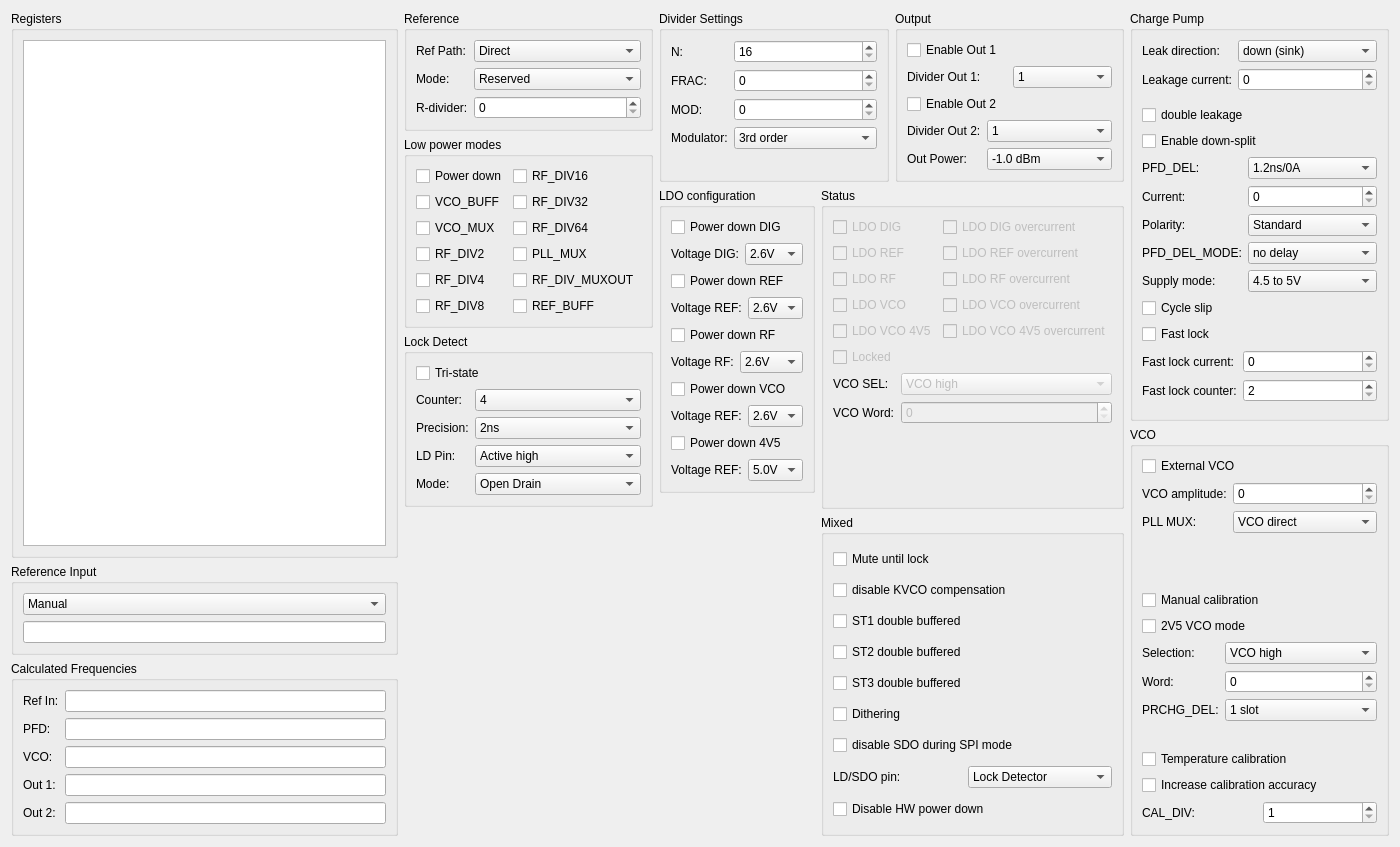
Before: the Qt Designer form Software/PC_Application/Device/RegisterAccess/stw81200widget.ui in jankae/LibreVNA, drawn with Qt 5.
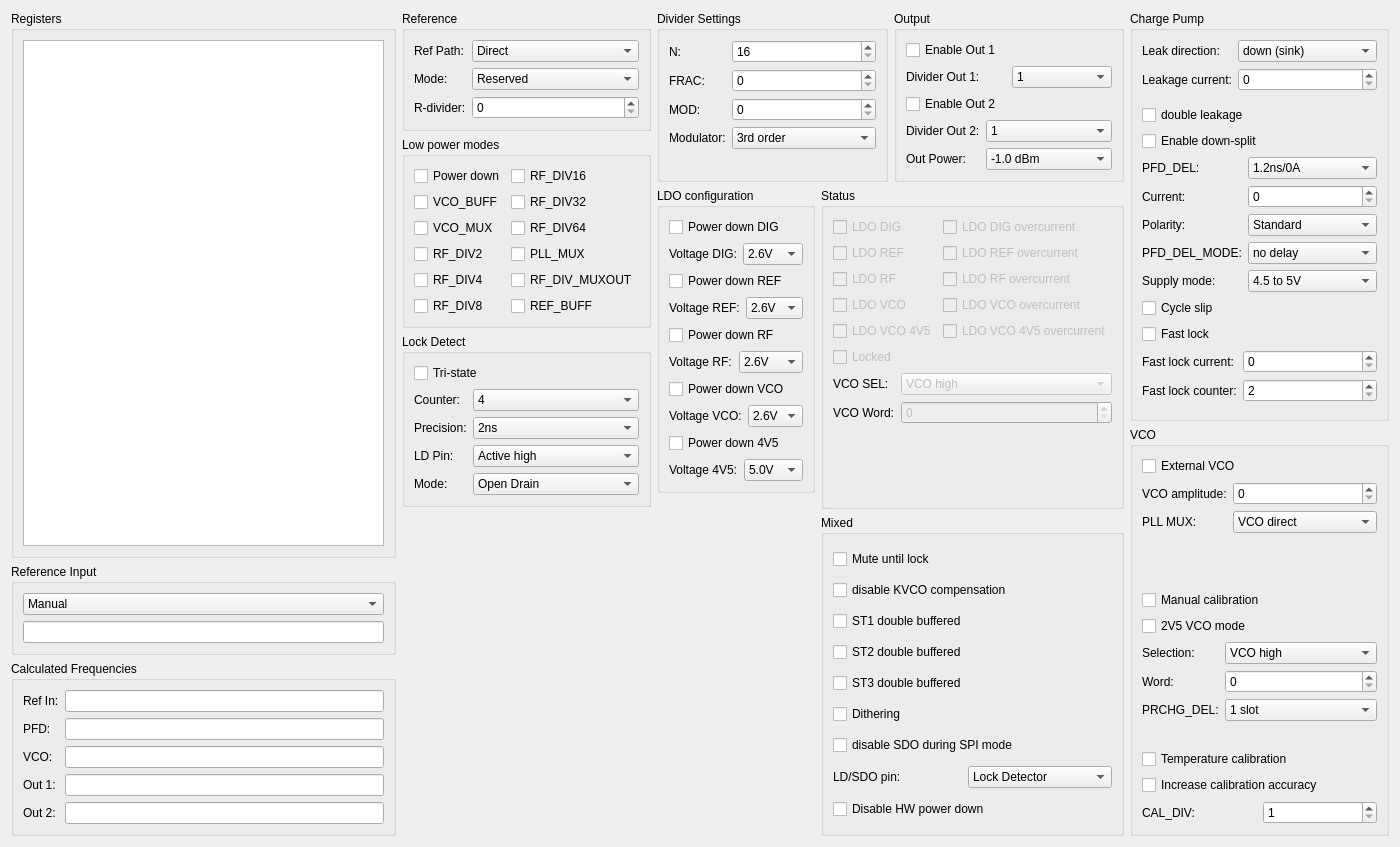
After: the same form once the commit is applied. Custom widgets are drawn as their Qt base class.

Commit message: Naming/width correction

```diff
--- a/Software/PC_Application/Device/RegisterAccess/stw81200widget.ui
+++ b/Software/PC_Application/Device/RegisterAccess/stw81200widget.ui
@@ -943,7 +943,7 @@
               <item>
                <widget class="QLabel" name="label_39">
                 <property name="text">
-                 <string>Voltage REF:</string>
+                 <string>Voltage VCO:</string>
                 </property>
                </widget>
               </item>
@@ -985,7 +985,7 @@
               <item>
                <widget class="QLabel" name="label_40">
                 <property name="text">
-                 <string>Voltage REF:</string>
+                 <string>Voltage 4V5:</string>
                 </property>
                </widget>
               </item>
```
The commit also changes 1 other file.
